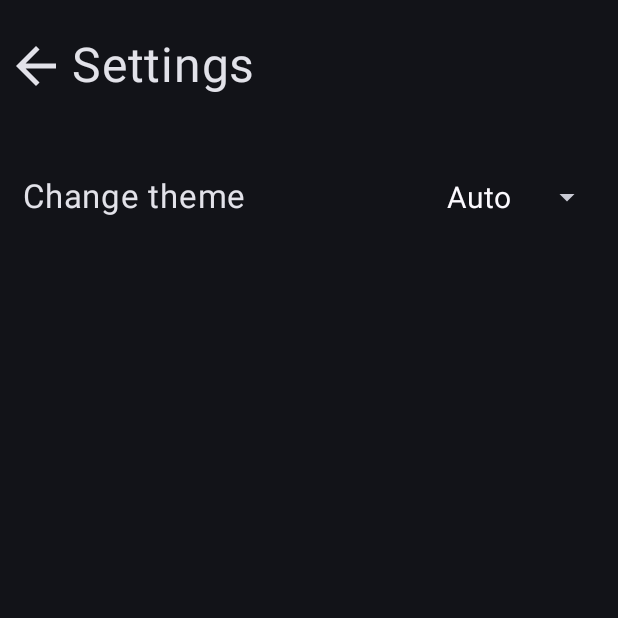
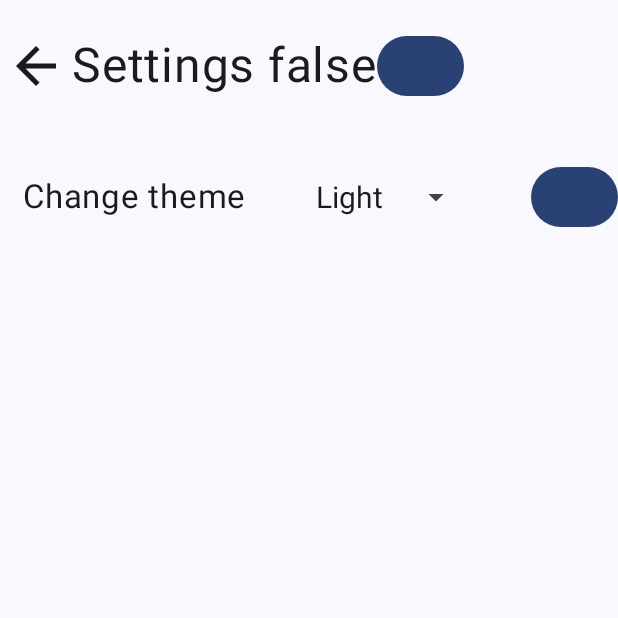
Before and after one commit to TomasHBach/Cluedroid, an Android app built with Jetpack Compose: the composable Settings shown on its own in the app's theme, on a phone screen of 412 x 824 dp, the top half of it. Run offline under Robolectric (Android 15) with nearby library versions, the phone set to English and light mode, and no system bars; our stand-ins replace Room's generated code; 1 statement that could not run was skipped.

Commit message:
Theme Selector Implemented
TODO:
Cleanup
Add toast "Restart app for settings to take effect"

```diff
--- a/app/src/main/AndroidManifest.xml
+++ b/app/src/main/AndroidManifest.xml
@@ -16,7 +16,7 @@
         <activity
             android:name=".MainActivity"
             android:exported="true"
-            android:theme="@style/Theme.Cluedroid">
+            android:theme="@style/Theme.AppCompat.DayNight">
             <intent-filter>
                 <action android:name="android.intent.action.MAIN" />
 
--- a/app/src/main/java/com/example/cluedroid/dao/ActiveTemplateDao.kt
+++ b/app/src/main/java/com/example/cluedroid/dao/ActiveTemplateDao.kt
@@ -8,7 +8,7 @@ import com.example.cluedroid.model.ActiveTemplate
 @Dao
 interface ActiveTemplateDao {
 
-    @Query("SELECT * FROM active_template WHERE active_template.id = 0")
+    @Query("SELECT * FROM active_template WHERE id = 0")
     fun getActiveTemplateData(): ActiveTemplate
 
     @Query("UPDATE active_template SET suspects_booleans = :data WHERE id = 0")
--- a/app/src/main/java/com/example/cluedroid/dao/TemplateDao.kt
+++ b/app/src/main/java/com/example/cluedroid/dao/TemplateDao.kt
@@ -14,7 +14,7 @@ interface TemplateDao {
     @Insert(onConflict = OnConflictStrategy.REPLACE)
     suspend fun addTemplate(template: Template)
 
-    @Query("SELECT * FROM template WHERE template.id = :templateId")
+    @Query("SELECT * FROM template WHERE id = :templateId")
     fun findTemplateById(templateId: String): Template
 
     @Query("SELECT * FROM template")
--- /dev/null
+++ b/app/src/main/java/com/example/cluedroid/dao/UserSettingsDao.kt
@@ -0,0 +1,23 @@
+package com.example.cluedroid.dao
+
+import androidx.room.Dao
+import androidx.room.Query
+import androidx.room.Update
+import com.example.cluedroid.model.UserSettings
+
+@Dao
+interface UserSettingsDao {
+
+    @Query("SELECT * FROM user_settings WHERE id = 0")
+    fun getUserSettings(): UserSettings
+
+    @Query("SELECT app_theme FROM user_settings WHERE id = 0")
+    fun getTheme(): String
+
+    @Query("UPDATE user_settings SET app_theme = :theme WHERE id = 0")
+    fun updateTheme(theme: String)
+
+    @Update
+    suspend fun updateUserSettings(userSettings: UserSettings)
+
+}
--- a/app/src/main/java/com/example/cluedroid/db/TemplateRoomDatabase.kt
+++ b/app/src/main/java/com/example/cluedroid/db/TemplateRoomDatabase.kt
@@ -6,13 +6,16 @@ import androidx.room.Room
 import androidx.room.RoomDatabase
 import com.example.cluedroid.dao.ActiveTemplateDao
 import com.example.cluedroid.dao.TemplateDao
+import com.example.cluedroid.dao.UserSettingsDao
 import com.example.cluedroid.model.ActiveTemplate
 import com.example.cluedroid.model.Template
+import com.example.cluedroid.model.UserSettings
 
-@Database(entities = [(Template::class), (ActiveTemplate::class)], version = 1, exportSchema = false)
+@Database(entities = [(Template::class), (ActiveTemplate::class), (UserSettings::class)], version = 1, exportSchema = false)
 abstract class TemplateRoomDatabase : RoomDatabase() {
     abstract fun templateDao(): TemplateDao
     abstract fun activeTemplateDao(): ActiveTemplateDao
+    abstract fun userSettingsDao(): UserSettingsDao
 
     companion object {
 
--- a/app/src/main/java/com/example/cluedroid/ui/Settings.kt
+++ b/app/src/main/java/com/example/cluedroid/ui/Settings.kt
@@ -1,26 +1,20 @@
 package com.example.cluedroid.ui
 
+import androidx.appcompat.app.AppCompatDelegate
 import androidx.compose.foundation.background
 import androidx.compose.foundation.clickable
 import androidx.compose.foundation.layout.Arrangement
 import androidx.compose.foundation.layout.Column
 import androidx.compose.foundation.layout.Row
 import androidx.compose.foundation.layout.Spacer
-import androidx.compose.foundation.layout.fillMaxHeight
 import androidx.compose.foundation.layout.fillMaxSize
 import androidx.compose.foundation.layout.fillMaxWidth
 import androidx.compose.foundation.layout.height
 import androidx.compose.foundation.layout.padding
-import androidx.compose.foundation.layout.size
 import androidx.compose.foundation.layout.width
-import androidx.compose.foundation.layout.wrapContentSize
-import androidx.compose.foundation.shape.RoundedCornerShape
 import androidx.compose.material.icons.Icons
-import androidx.compose.material.icons.filled.ArrowBack
 import androidx.compose.material.icons.outlined.ArrowBack
-import androidx.compose.material3.AlertDialog
 import androidx.compose.material3.Button
-import androidx.compose.material3.Card
 import androidx.compose.material3.DropdownMenuItem
 import androidx.compose.material3.ExperimentalMaterial3Api
 import androidx.compose.material3.ExposedDropdownMenuBox
@@ -31,7 +25,6 @@ import androidx.compose.material3.MaterialTheme
 import androidx.compose.material3.Surface
 import androidx.compose.material3.Text
 import androidx.compose.material3.TextField
-import androidx.compose.material3.TextFieldDefaults
 import androidx.compose.runtime.Composable
 import androidx.compose.runtime.getValue
 import androidx.compose.runtime.mutableStateOf
@@ -40,30 +33,40 @@ import androidx.compose.runtime.setValue
 import androidx.compose.ui.Alignment
 import androidx.compose.ui.Modifier
 import androidx.compose.ui.graphics.Color
-import androidx.compose.ui.modifier.modifierLocalConsumer
+import androidx.compose.ui.platform.LocalContext
 import androidx.compose.ui.text.TextStyle
-import androidx.compose.ui.text.style.TextAlign
+import androidx.compose.ui.text.font.FontVariation
 import androidx.compose.ui.tooling.preview.Preview
-import androidx.compose.ui.unit.TextUnit
 import androidx.compose.ui.unit.dp
 import androidx.compose.ui.unit.sp
-import androidx.compose.ui.window.Dialog
+import androidx.core.app.ActivityCompat
+import com.example.cluedroid.db.TemplateRoomDatabase
+import com.example.cluedroid.repository.UserSettingsRepository
 import com.example.cluedroid.ui.theme.CluedroidTheme
+import com.example.cluedroid.ui.theme.isDarkMode
+import com.example.cluedroid.view.UserSettingsViewModel
+import com.example.cluedroid.model.Theme
 
 @Composable
-fun Settings() {
+fun Settings(function: () -> Unit) {
 // A surface container using the 'background' color from the theme
     Surface(
         modifier = Modifier.fillMaxSize(), color = MaterialTheme.colorScheme.background
     ) {
-        SettingsMain()
+        var test by remember {
+            mutableStateOf(true)
+        }
+        SettingsMain({ test = !test }, function)
     }
 }
 
-@OptIn(ExperimentalMaterial3Api::class)
 @Composable
-fun SettingsMain() {
-
+fun SettingsMain(func: () -> Unit, function: () -> Unit) {
+    val userSettingsViewModel = UserSettingsViewModel (
+        UserSettingsRepository(
+            TemplateRoomDatabase.getInstance(LocalContext.current).userSettingsDao()
+        )
+    )
     Column(
         modifier = Modifier
             .fillMaxSize()
@@ -89,10 +92,23 @@ fun SettingsMain() {
                         .clickable { }
                 )
             }
+            var test1 by remember {
+                mutableStateOf(false)
+            }
             Text(
-                text = "Settings",
+                text = "Settings $test1",
                 fontSize = 32.sp
             )
+            Button(onClick = { test1 = when (AppCompatDelegate.getDefaultNightMode()) {
+                AppCompatDelegate.MODE_NIGHT_FOLLOW_SYSTEM -> false
+                AppCompatDelegate.MODE_NIGHT_NO -> false
+                AppCompatDelegate.MODE_NIGHT_YES -> true
+                else -> true
+            }
+                func()
+            }) {
+
+            }
         }
         Spacer(modifier = Modifier.height(30.dp))
         Column(
@@ -110,7 +126,7 @@ fun SettingsMain() {
                     modifier = Modifier
                         .padding(start = 15.dp, top = 20.dp, bottom = 20.dp)
                 )
-                ThemeDropdownMenu()
+                ThemeDropdownMenu(func, function, userSettingsViewModel)
             }
 
         }
@@ -136,10 +152,19 @@ fun ListItem(text: String, func: () -> Unit) {
 
 @OptIn(ExperimentalMaterial3Api::class)
 @Composable
-fun ThemeDropdownMenu() {
+fun ThemeDropdownMenu(func: () -> Unit, function: () -> Unit, viewModel: UserSettingsViewModel) {
     var expanded by remember { mutableStateOf(false) }
     val options = listOf("Auto", "Light", "Dark")
-    var selectedOptionText by remember { mutableStateOf(options[0]) }
+    var selectedOptionText by remember {
+        mutableStateOf(
+            when (AppCompatDelegate.getDefaultNightMode()) {
+                AppCompatDelegate.MODE_NIGHT_FOLLOW_SYSTEM -> options[0]
+                AppCompatDelegate.MODE_NIGHT_NO -> options[1]
+                AppCompatDelegate.MODE_NIGHT_YES -> options[2]
+                else -> options[0]
+            }
+        )
+    }
 
     ExposedDropdownMenuBox(
         expanded = expanded,
@@ -170,6 +195,22 @@ fun ThemeDropdownMenu() {
                     text = { Text(selectionOption) },
                     onClick = {
                         selectedOptionText = selectionOption
+                        AppCompatDelegate.setDefaultNightMode(
+                            when (selectedOptionText) {
+                                options[0] -> AppCompatDelegate.MODE_NIGHT_FOLLOW_SYSTEM
+                                options[1] -> AppCompatDelegate.MODE_NIGHT_NO
+                                options[2] -> AppCompatDelegate.MODE_NIGHT_YES
+                                else -> AppCompatDelegate.MODE_NIGHT_FOLLOW_SYSTEM
+                            }
+                        )
+                        when(selectedOptionText) {
+                            options[0] -> viewModel.updateTheme(Theme.AUTO.toString())
+                            options[1] -> viewModel.updateTheme(Theme.LIGHT.toString())
+                            options[2] -> viewModel.updateTheme(Theme.DARK.toString())
+                            else -> viewModel.updateTheme(Theme.AUTO.toString())
+                        }
+                        func()
+                        //function()
                         expanded = false
                     },
                     contentPadding = ExposedDropdownMenuDefaults.ItemContentPadding,
@@ -178,12 +219,16 @@ fun ThemeDropdownMenu() {
             }
         }
     }
+    Button(onClick = {
+        AppCompatDelegate.setDefaultNightMode(AppCompatDelegate.MODE_NIGHT_YES) }) {
+        func()
+    }
 }
 
 @Preview(showBackground = true)
 @Composable
 fun CluedroidPreview() {
     CluedroidTheme {
-        Settings()
+        FontVariation.Settings()
     }
 }
--- a/app/src/main/java/com/example/cluedroid/ui/theme/Theme.kt
+++ b/app/src/main/java/com/example/cluedroid/ui/theme/Theme.kt
@@ -11,6 +11,10 @@ import androidx.compose.material3.dynamicLightColorScheme
 import androidx.compose.material3.lightColorScheme
 import androidx.compose.runtime.Composable
 import androidx.compose.runtime.SideEffect
+import androidx.compose.runtime.getValue
+import androidx.compose.runtime.mutableStateOf
+import androidx.compose.runtime.remember
+import androidx.compose.runtime.setValue
 import androidx.compose.ui.graphics.toArgb
 import androidx.compose.ui.platform.LocalContext
 import androidx.compose.ui.platform.LocalView
@@ -71,8 +75,9 @@ fun CluedroidTheme(
 }
 
 @Composable
-private fun isDarkMode() = when (AppCompatDelegate.getDefaultNightMode()) {
+ fun isDarkMode() = when (AppCompatDelegate.getDefaultNightMode()) {
     AppCompatDelegate.MODE_NIGHT_NO -> false
     AppCompatDelegate.MODE_NIGHT_YES -> true
-    else -> isSystemInDarkTheme()
+    AppCompatDelegate.MODE_NIGHT_FOLLOW_SYSTEM -> isSystemInDarkTheme()
+    else -> false
 }
```
Also changed, not shown: app/src/main/java/com/example/cluedroid/MainActivity.kt (+26 -0 lines), app/src/main/java/com/example/cluedroid/model/Theme.kt (added, +7 -0 lines), app/src/main/java/com/example/cluedroid/model/UserSettings.kt (added, +16 -0 lines), app/src/main/java/com/example/cluedroid/repository/UserSettingsRepository.kt (added, +33 -0 lines), app/src/main/java/com/example/cluedroid/ui/CluedroidGame.kt (+5 -5 lines), app/src/main/java/com/example/cluedroid/view/UserSettingsViewModel.kt (added, +27 -0 lines), app/src/main/assets/database/default_data.db.
